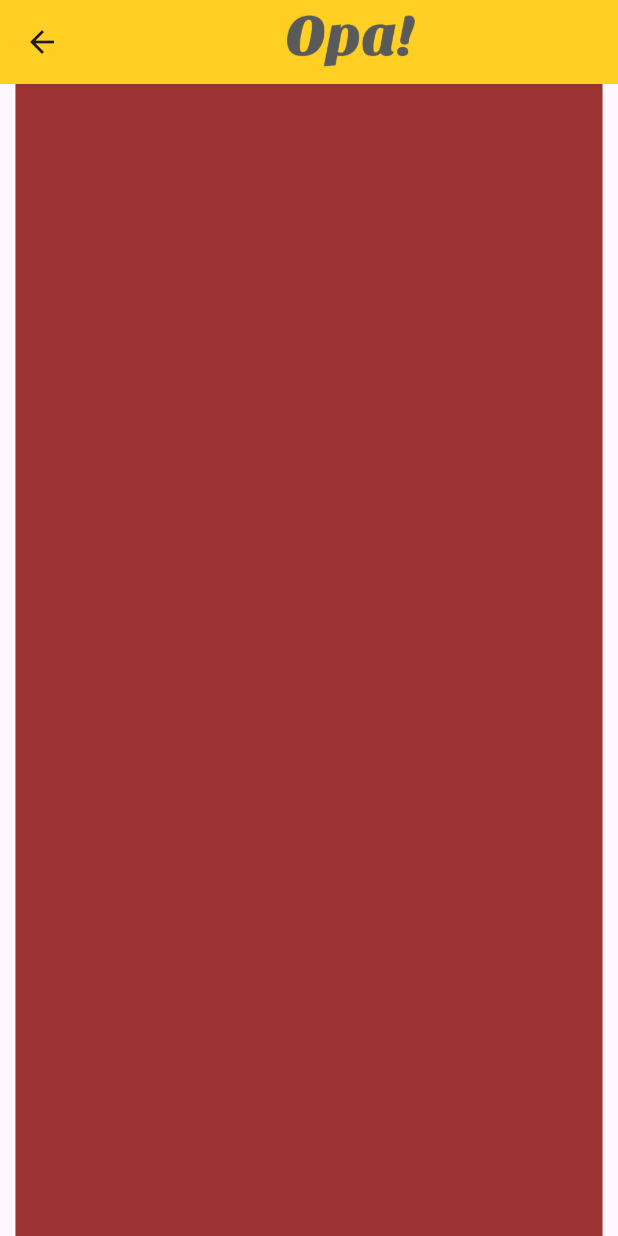
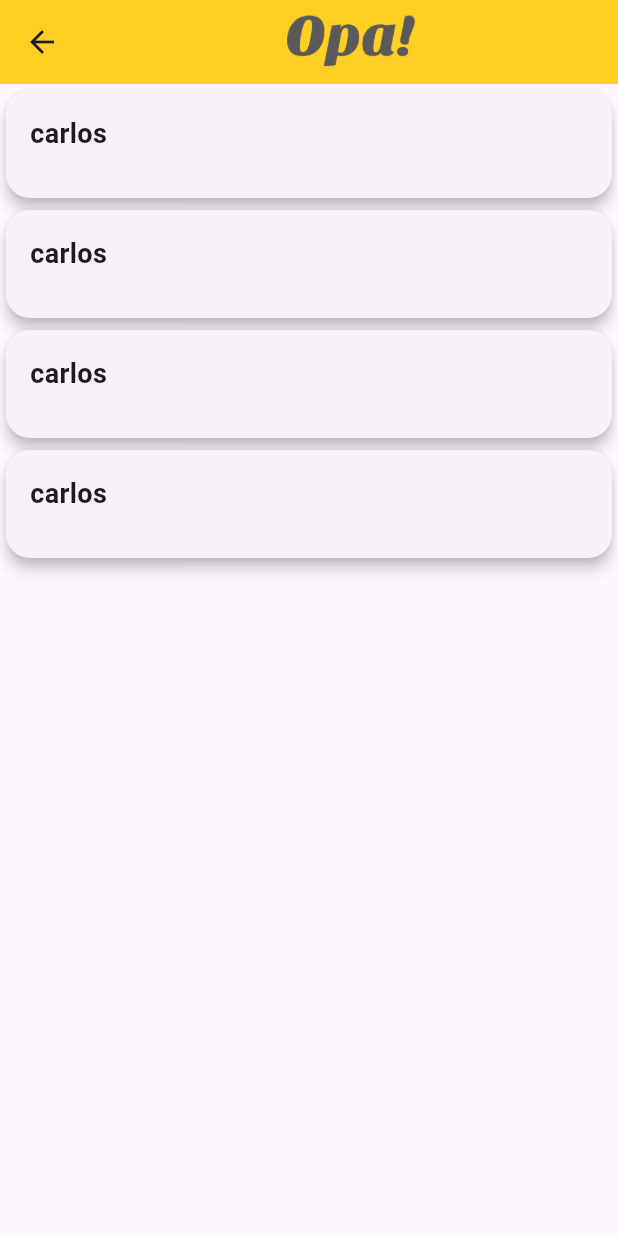
Before and after one commit to EduardoLott/opa_mobile, a Flutter app: the screen it shows after launch, on a phone screen of 412 x 824 dp. Run offline on Flutter 3.47's test engine with Material 3 defaults, Android fonts, the phone set to English and light mode, and no system bars; our stand-ins replace google_fonts.

Commit message:
add: card and integration

```diff
--- a/lib/main.dart
+++ b/lib/main.dart
@@ -2,6 +2,7 @@ import 'package:flutter/material.dart';
 import 'package:opamobile/pages/login/login_page.dart';
 import 'package:opamobile/pages/menu/menu_page.dart';
 import 'package:opamobile/pages/table/table_page.dart';
+import 'package:opamobile/utils/opa_colors.dart';
 
 void main() {
   runApp(const MyApp());
@@ -15,9 +16,9 @@ class MyApp extends StatelessWidget {
   Widget build(BuildContext context) {
     return MaterialApp(
       debugShowCheckedModeBanner: false,
-      title: 'Login Page',
+      title: 'Opa!',
       theme: ThemeData(
-        colorScheme: ColorScheme.fromSeed(seedColor: Colors.deepPurple),
+        colorScheme: ColorScheme.fromSeed(seedColor: OpaColors.brownOpa),
         useMaterial3: true,
       ),
       home: const MenuPage(),
--- a/lib/pages/menu/menu_interface.dart
+++ b/lib/pages/menu/menu_interface.dart
@@ -1,7 +1,7 @@
 class Menu{
   int id;
   String name;
-  int price;
+  double price;
 
   Menu({required this.id,required this.name, required this.price});
 }
--- a/lib/pages/menu/menu_page.dart
+++ b/lib/pages/menu/menu_page.dart
@@ -1,6 +1,7 @@
 import 'package:flutter/material.dart';
 import 'package:opamobile/pages/menu/menu_interface.dart';
 import 'package:opamobile/pages/menu/menu_service.dart';
+import 'package:opamobile/shared/menucarditem.dart';
 import 'package:opamobile/utils/opa_colors.dart';
 
 class MenuPage extends StatefulWidget {
@@ -33,7 +34,7 @@ class _MenuPageState extends State<MenuPage>{
       home: Scaffold(
         appBar: AppBar(
           leading: IconButton(
-          icon: Icon(Icons.arrow_back),
+          icon: const Icon(Icons.arrow_back),
           onPressed: () {
             Navigator.pop(context);
           },
@@ -50,25 +51,14 @@ class _MenuPageState extends State<MenuPage>{
         ),
         resizeToAvoidBottomInset:
           false,
-        body:SingleChildScrollView(
-          child: Center(
-            child:Column(
-              children: [
-                for(var item in _menu)
-                  SizedBox(
-                    width: MediaQuery.of(context).size.width*0.95,
-                    height: 300,
-                    child: Container(
-                      width: 120,
-                      height: 120,
-                      color: Color.fromARGB(255, 156, 51, 51),
-                    ),
-                  ),
-                  SizedBox(height: 40,)
-              ],
-            ),
+        body:
+          ListView.builder(
+            itemCount: _menu.length,
+            itemBuilder: (context, index) {
+              final menuItem = _menu[index];
+              return MenuCardItem(name: menuItem.name, price: menuItem.price);
+            }
           )
-        )
       )
     );
   }
--- a/lib/pages/token-page/token_page_service.dart
+++ b/lib/pages/token-page/token_page_service.dart
@@ -1,18 +1,22 @@
 import 'dart:convert';
 
 import 'package:http/http.dart' as http;
+import 'package:opamobile/services/user_service.dart';
 class TokenPageService{
 
   static Future<dynamic> tokenToBack(String token) async {
     try {
       final response = await http.post(
         Uri.parse(
-            'http://192.168.0.36:3000/auth/login'),
+            'http://192.168.0.36:3000/table/add-customer'),
         headers: <String, String>{
           'Content-Type':
               'application/json; charset=UTF-8',
         },
-        body: jsonEncode(token)
+        body: jsonEncode({
+          'tableId':token,
+          'customerId': UserSingleton.getUserInfo().id
+        })
       );
       return response;
     }
--- a/lib/services/user_service.dart
+++ b/lib/services/user_service.dart
@@ -7,8 +7,11 @@ class UserSingleton {
     return _userInstance;
   }
 
-  void setUserInfo(UserSingleton userInfo) {
+  static void setUserInfo(UserSingleton userInfo) {
     _userInstance = userInfo;
   }
 
+  static getUserInfo(){
+    return _userInstance;
+  }
 }
--- /dev/null
+++ b/lib/shared/menucarditem.dart
@@ -0,0 +1,41 @@
+
+
+import 'package:flutter/material.dart';
+
+class MenuCardItem extends StatelessWidget{
+  final String name;
+  final double price;
+  final String? description;
+
+  const MenuCardItem({super.key, required this.name,required this.price,this.description});
+
+  @override
+  Widget build(BuildContext context) {
+    return SizedBox(
+      width: 300,
+      height: 80,
+      child: Card(
+        elevation: 4,
+        shape: RoundedRectangleBorder(
+          borderRadius: BorderRadius.circular(16),
+        ),
+        child: Padding(
+          padding: const EdgeInsets.all(16.0),
+          child:Column(
+            crossAxisAlignment: CrossAxisAlignment.start,
+            children: [
+              Text(
+                name,
+                style: const TextStyle(
+                  fontSize: 18,
+                  fontWeight: FontWeight.bold,
+                ),
+              ),
+            ],
+          ) ,
+        ),
+      ),
+    );
+  }
+
+}
```
